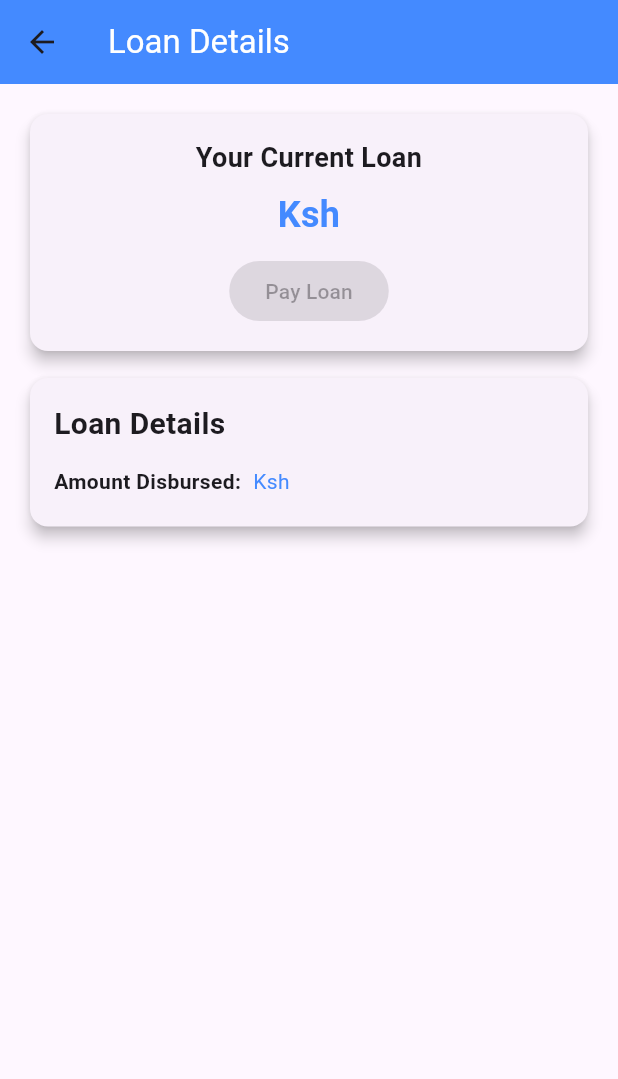
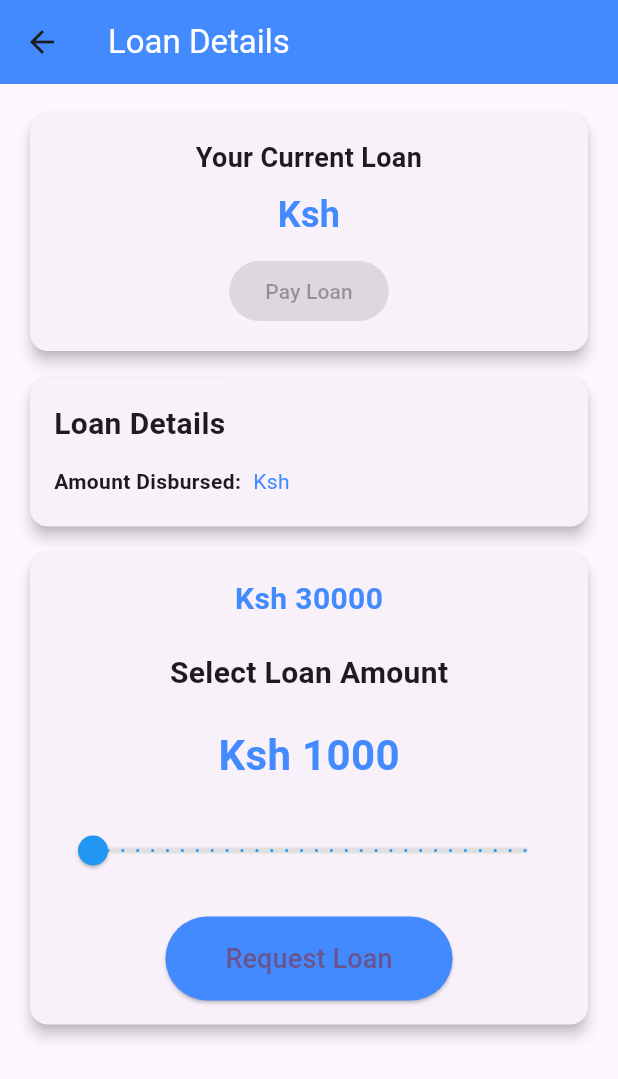
Before and after one commit to vicky-ogutu/Kash-plus, a Flutter app: the LoanRequestScreen screen opened directly with empty values, on a phone screen of 412 x 824 dp. Shown: the top 1079 px of the screen. Run offline on Flutter 3.47's test engine with Material 3 defaults, Android fonts, the phone set to English and light mode, and no system bars; our stand-ins replace flutter_animate, flutter_native_contact_picker, flutter_native_splash; missing offline and left inert: a package.

Commit message:
show amount dialog

```diff
--- a/lib/homepage2.dart
+++ b/lib/homepage2.dart
@@ -43,6 +43,75 @@ class _LoanRequestScreenState extends State<LoanRequestScreen> {
 
             _buildLoanDetailsCard(),
             const SizedBox(height: 10),
+
+            Card(
+              elevation: 4, // Adds shadow
+              shape: RoundedRectangleBorder(
+                borderRadius: BorderRadius.circular(12), // Rounded corners
+              ),
+              child: Padding(
+                padding: const EdgeInsets.all(16.0),
+                child: Column(
+                  mainAxisSize: MainAxisSize.min, // Ensures the Card takes only necessary space
+                  children: [
+                    const Text(
+                      "Ksh 30000",
+                      style: TextStyle(fontSize: 20, fontWeight: FontWeight.bold, color: Colors.blueAccent),
+                    ),
+                    const SizedBox(height: 20),
+
+
+
+
+
+                    const Text(
+                      "Select Loan Amount",
+                      style: TextStyle(fontSize: 20, fontWeight: FontWeight.bold),
+                    ),
+                    const SizedBox(height: 20),
+
+                    // Loan amount display
+                    Text(
+                      "Ksh ${_loanAmount.toInt()}",
+                      style: const TextStyle(fontSize: 28, fontWeight: FontWeight.bold, color: Colors.blueAccent),
+                    ),
+                    const SizedBox(height: 20),
+
+                    // Horizontal Scrollable Loan Slider
+                    Slider(
+                      value: _loanAmount,
+                      min: 1000,
+                      max: 30000,
+                      divisions: 29, // Each step is 1000
+                      label: "Ksh ${_loanAmount.toInt()}",
+                      activeColor: Colors.blue,
+                      inactiveColor: Colors.grey[300],
+                      onChanged: (value) {
+                        setState(() {
+                          _loanAmount = value;
+                        });
+                      },
+                    ),
+
+                    const SizedBox(height: 20),
+
+                    // Request Loan Button
+                    ElevatedButton(
+                      onPressed: () {
+                        ScaffoldMessenger.of(context).showSnackBar(
+                          SnackBar(content: Text("Loan Request for Ksh ${_loanAmount.toInt()} submitted!")),
+                        );
+                      },
+                      style: ElevatedButton.styleFrom(
+                        backgroundColor: Colors.blueAccent,
+                        padding: const EdgeInsets.symmetric(horizontal: 40, vertical: 15),
+                      ),
+                      child: const Text("Request Loan", style: TextStyle(fontSize: 18)),
+                    ),
+                  ],
+                ),
+              ),
+            )
            // _buildLoanRequestCard(),
           ],
         ),
--- a/lib/registration.dart
+++ b/lib/registration.dart
@@ -144,18 +144,18 @@ class _RegistrationState extends State<Registration> {
             child: Container(
               padding: const EdgeInsets.all(24),
               margin: const EdgeInsets.symmetric(horizontal: 24),
-              decoration: BoxDecoration(
-                color: Colors.white.withOpacity(0.1),
-                borderRadius: BorderRadius.circular(20),
-                border: Border.all(color: Colors.white.withOpacity(0.2)),
-                boxShadow: [
-                  BoxShadow(
-                    color: Colors.black.withOpacity(0.2),
-                    blurRadius: 10,
-                    spreadRadius: 2,
-                  ),
-                ],
-              ),
+              // decoration: BoxDecoration(
+              //   color: Colors.white.withOpacity(0.1),
+              //   borderRadius: BorderRadius.circular(20),
+              //   border: Border.all(color: Colors.white.withOpacity(0.2)),
+              //   boxShadow: [
+              //     BoxShadow(
+              //       color: Colors.white.withOpacity(0.2),
+              //       blurRadius: 10,
+              //       spreadRadius: 2,
+              //     ),
+              //   ],
+              // ),
               child: Column(
                 mainAxisSize: MainAxisSize.min,
                 children: [
```
